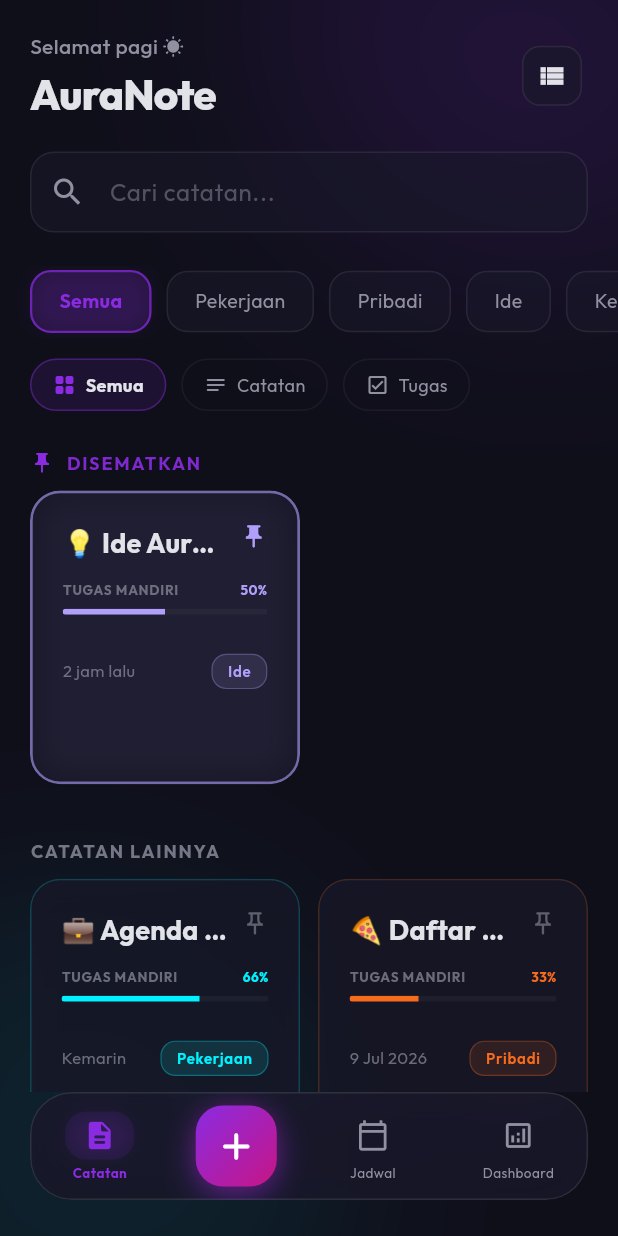
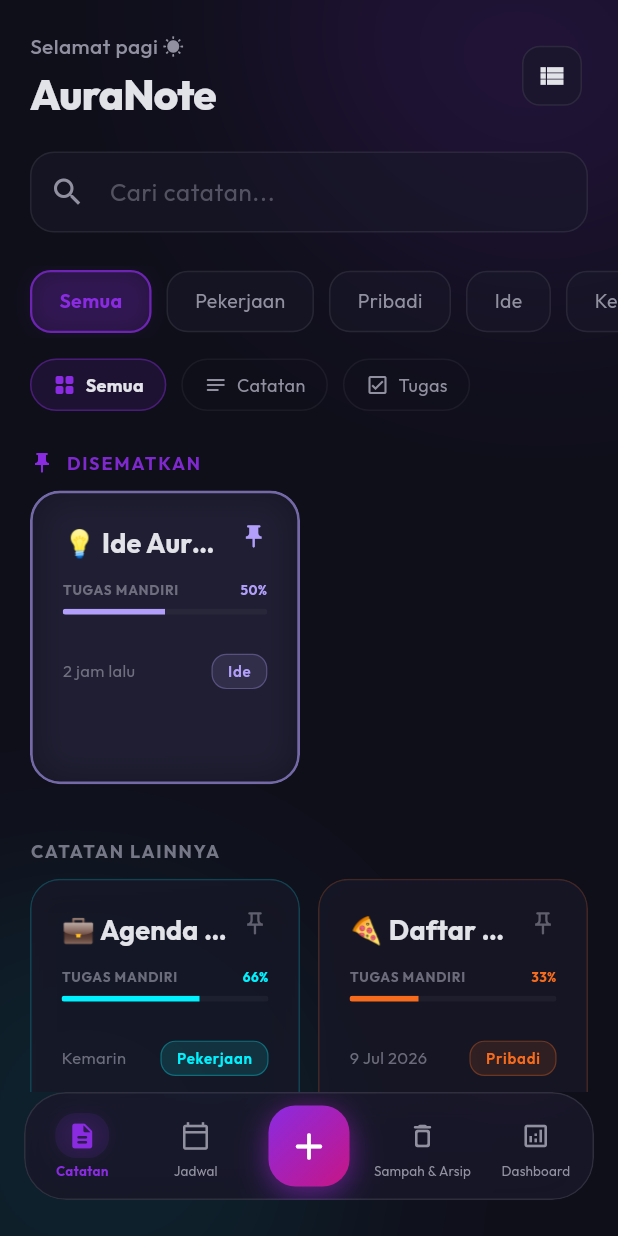
Before and after one commit to rijalumami000-ai/Aura-Note, a Flutter app: the screen it shows after launch, after a tap on the "grid view" icon, on a phone screen of 412 x 824 dp. Run offline on Flutter 3.47's test engine with Material 3 defaults, Android fonts, the phone set to English and light mode, and no system bars; our stand-ins replace google_fonts, google_sign_in, googleapis_auth, image_picker, local_auth, shared_preferences and 1 more; missing offline and left inert: google_mlkit_text_recognition, googleapis.

Commit message:
fix: balanced bottom navigation bar, added direct trash and archive tab

```diff
--- a/lib/main.dart
+++ b/lib/main.dart
@@ -6,6 +6,7 @@ import 'theme/app_theme.dart';
 import 'screens/home_screen.dart';
 import 'screens/calendar_screen.dart';
 import 'screens/dashboard_screen.dart';
+import 'screens/trash_archive_screen.dart';
 import 'screens/note_editor_screen.dart';
 import 'utils/translation_helper.dart';
 
@@ -51,6 +52,7 @@ class _MainNavigationScreenState extends State<MainNavigationScreen>
   final List<Widget> _screens = [
     const HomeScreen(),
     const CalendarScreen(),
+    const TrashArchiveScreen(showBackButton: false),
     const DashboardScreen(),
   ];
 
@@ -119,7 +121,7 @@ class _MainNavigationScreenState extends State<MainNavigationScreen>
 
   Widget _buildFloatingBottomBar() {
     return Padding(
-      padding: const EdgeInsets.fromLTRB(20, 0, 20, 24),
+      padding: const EdgeInsets.fromLTRB(16, 0, 16, 24),
       child: ClipRRect(
         borderRadius: BorderRadius.circular(28),
         child: BackdropFilter(
@@ -148,12 +150,20 @@ class _MainNavigationScreenState extends State<MainNavigationScreen>
             ),
             child: Row(
               children: [
-                // Tab Catatan
+                // Tab Catatan (Kiri 1)
                 _buildNavItem(
                   0,
                   Icons.description_rounded,
                   Icons.description_outlined,
                   TranslationHelper.translateReactive(context, 'tab_notes'),
+                ),
+
+                // Tab Kalender (Kiri 2)
+                _buildNavItem(
+                  1,
+                  Icons.calendar_today_rounded,
+                  Icons.calendar_today_outlined,
+                  TranslationHelper.translateReactive(context, 'tab_schedule'),
                 ),
 
                 // Center FAB — Tombol Tambah
@@ -197,20 +207,17 @@ class _MainNavigationScreenState extends State<MainNavigationScreen>
                   ),
                 ),
 
-                // Tab Kalender
+                // Tab Sampah & Arsip (Kanan 1)
                 _buildNavItem(
-                  1,
-                  Icons.calendar_today_rounded,
-                  Icons.calendar_today_outlined,
-                  TranslationHelper.translateReactive(context, 'tab_schedule'),
+                  2,
+                  Icons.delete_outline_rounded,
+                  Icons.delete_outline_rounded,
+                  TranslationHelper.translateReactive(context, 'tab_trash_archive'),
                 ),
 
-                // Spacer antara Kalender & Dashboard
-                const SizedBox(width: 6),
-
-                // Tab Dashboard
+                // Tab Dashboard (Kanan 2)
                 _buildNavItem(
-                  2,
+                  3,
                   Icons.analytics_rounded,
                   Icons.analytics_outlined,
                   TranslationHelper.translateReactive(context, 'tab_dashboard'),
@@ -243,7 +250,7 @@ class _MainNavigationScreenState extends State<MainNavigationScreen>
             AnimatedContainer(
               duration: const Duration(milliseconds: 300),
               curve: Curves.easeInOut,
-              padding: const EdgeInsets.symmetric(horizontal: 12, vertical: 5),
+              padding: const EdgeInsets.symmetric(horizontal: 8, vertical: 5),
               decoration: BoxDecoration(
                 color: isSelected
                     ? AppTheme.accent.withOpacity(0.10)
@@ -262,7 +269,7 @@ class _MainNavigationScreenState extends State<MainNavigationScreen>
               child: Icon(
                 isSelected ? activeIcon : inactiveIcon,
                 color: iconColor,
-                size: 22,
+                size: 20,
               ),
             ),
             const SizedBox(height: 3),
@@ -274,9 +281,13 @@ class _MainNavigationScreenState extends State<MainNavigationScreen>
                 fontWeight:
                     isSelected ? FontWeight.bold : FontWeight.normal,
                 fontFamily: 'Outfit',
-                letterSpacing: 0.3,
+                letterSpacing: 0.1,
               ),
-              child: Text(label),
+              child: Text(
+                label,
+                maxLines: 1,
+                overflow: TextOverflow.ellipsis,
+              ),
             ),
           ],
         ),
--- a/lib/screens/trash_archive_screen.dart
+++ b/lib/screens/trash_archive_screen.dart
@@ -8,8 +8,13 @@ import '../utils/translation_helper.dart';
 
 class TrashArchiveScreen extends StatefulWidget {
   final int initialTab; // 0 = Trash, 1 = Archive
+  final bool showBackButton;
 
-  const TrashArchiveScreen({super.key, this.initialTab = 0});
+  const TrashArchiveScreen({
+    super.key,
+    this.initialTab = 0,
+    this.showBackButton = true,
+  });
 
   @override
   State<TrashArchiveScreen> createState() => _TrashArchiveScreenState();
@@ -42,10 +47,13 @@ class _TrashArchiveScreenState extends State<TrashArchiveScreen> with SingleTick
           appBar: AppBar(
             backgroundColor: Colors.transparent,
             elevation: 0,
-            leading: IconButton(
-              icon: const Icon(Icons.arrow_back_ios_rounded, color: AppTheme.textPrimary),
-              onPressed: () => Navigator.pop(context),
-            ),
+            leading: widget.showBackButton
+                ? IconButton(
+                    icon: const Icon(Icons.arrow_back_ios_rounded, color: AppTheme.textPrimary),
+                    onPressed: () => Navigator.pop(context),
+                  )
+                : null,
+            automaticallyImplyLeading: widget.showBackButton,
             title: Text(
               _tabController.index == 0
                   ? (provider.languageCode == 'en' ? 'Trash' : 'Tempat Sampah')
--- a/lib/utils/translation_helper.dart
+++ b/lib/utils/translation_helper.dart
@@ -487,6 +487,19 @@ class TranslationHelper {
       final noteProvider = Provider.of<NoteProvider>(context, listen: false);
       final lang = noteProvider.languageCode;
 
+      if (key == 'tab_trash_archive') {
+        if (lang == 'en') return 'Trash & Archive';
+        if (lang == 'ar') return 'المهملات والأرشيف';
+        if (lang == 'zh') return '废纸篓和归档';
+        if (lang == 'ru') return 'Корзина и архив';
+        if (lang == 'ja') return 'ゴミ箱とアーカイブ';
+        if (lang == 'ko') return '휴지통 및 보관';
+        if (lang == 'hi') return 'कचरा और संग्रह';
+        if (lang == 'de') return 'Papierkorb & Archiv';
+        if (lang == 'es') return 'Papelera y archivo';
+        if (lang == 'fr') return 'Corbeille & Archive';
+        return 'Sampah & Arsip';
+      }
       if (key == 'Catatan Tanpa Judul') {
         if (lang == 'en') return 'Untitled Note';
         if (lang == 'ar') return 'ملاحظة بدون عنوان';
@@ -803,6 +816,19 @@ class TranslationHelper {
     final noteProvider = Provider.of<NoteProvider>(context);
     final lang = noteProvider.languageCode;
 
+    if (key == 'tab_trash_archive') {
+      if (lang == 'en') return 'Trash & Archive';
+      if (lang == 'ar') return 'المهملات والأرشيف';
+      if (lang == 'zh') return '废纸篓和归档';
+      if (lang == 'ru') return 'Корзина и архив';
+      if (lang == 'ja') return 'ゴミ箱とアーカイブ';
+      if (lang == 'ko') return '휴지통 및 보관';
+      if (lang == 'hi') return 'कचरा और संग्रह';
+      if (lang == 'de') return 'Papierkorb & Archiv';
+      if (lang == 'es') return 'Papelera y archivo';
+      if (lang == 'fr') return 'Corbeille & Archive';
+      return 'Sampah & Arsip';
+    }
     if (key == 'Catatan Tanpa Judul') {
       if (lang == 'en') return 'Untitled Note';
       if (lang == 'ar') return 'ملاحظة بدون عنوان';
```
